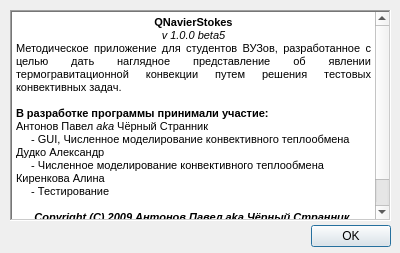
Before: the Qt Designer form src/app/about_window.ui in pvantonov/qnavierstokes, drawn with Qt 5.
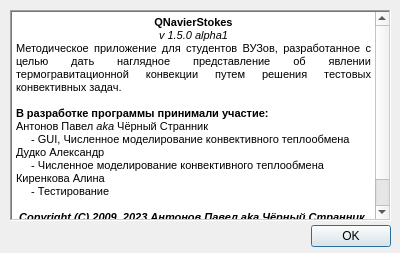
After: the same form once the commit is applied.

Diff of the .ui file:
```diff
--- a/src/app/about_window.ui
+++ b/src/app/about_window.ui
@@ -58,24 +58,27 @@
    </property>
    <property name="html">
     <string>&lt;!DOCTYPE HTML PUBLIC &quot;-//W3C//DTD HTML 4.0//EN&quot; &quot;http://www.w3.org/TR/REC-html40/strict.dtd&quot;&gt;
-&lt;html&gt;&lt;head&gt;&lt;meta name=&quot;qrichtext&quot; content=&quot;1&quot; /&gt;&lt;style type=&quot;text/css&quot;&gt;
+&lt;html&gt;&lt;head&gt;&lt;meta name=&quot;qrichtext&quot; content=&quot;1&quot; /&gt;&lt;meta charset=&quot;utf-8&quot; /&gt;&lt;style type=&quot;text/css&quot;&gt;
 p, li { white-space: pre-wrap; }
-&lt;/style&gt;&lt;/head&gt;&lt;body style=&quot; font-family:'MS Shell Dlg 2'; font-size:8.25pt; font-weight:400; font-style:normal;&quot;&gt;
-&lt;p align=&quot;center&quot; style=&quot; margin-top:0px; margin-bottom:0px; margin-left:0px; margin-right:0px; -qt-block-indent:0; text-indent:0px;&quot;&gt;&lt;span style=&quot; font-size:8pt; font-weight:600;&quot;&gt;QNavierStokes&lt;/span&gt;&lt;/p&gt;
-&lt;p align=&quot;center&quot; style=&quot; margin-top:0px; margin-bottom:0px; margin-left:0px; margin-right:0px; -qt-block-indent:0; text-indent:0px;&quot;&gt;&lt;span style=&quot; font-size:8pt; font-style:italic;&quot;&gt;v 1.0.0 beta5&lt;/span&gt;&lt;/p&gt;
-&lt;p align=&quot;justify&quot; style=&quot; margin-top:0px; margin-bottom:0px; margin-left:0px; margin-right:0px; -qt-block-indent:0; text-indent:0px;&quot;&gt;&lt;span style=&quot; font-size:8pt;&quot;&gt;Методическое приложение для студентов ВУЗов, разработанное с целью дать наглядное представление об явлении термогравитационной конвекции путем решения тестовых конвективных задач.&lt;/span&gt;&lt;/p&gt;
-&lt;p align=&quot;justify&quot; style=&quot;-qt-paragraph-type:empty; margin-top:0px; margin-bottom:0px; margin-left:0px; margin-right:0px; -qt-block-indent:0; text-indent:0px; font-size:8pt;&quot;&gt;&lt;/p&gt;
-&lt;p style=&quot; margin-top:0px; margin-bottom:0px; margin-left:0px; margin-right:0px; -qt-block-indent:0; text-indent:0px;&quot;&gt;&lt;span style=&quot; font-size:8pt; font-weight:600;&quot;&gt;В разработке программы принимали участие:&lt;/span&gt;&lt;/p&gt;
-&lt;p style=&quot; margin-top:0px; margin-bottom:0px; margin-left:0px; margin-right:0px; -qt-block-indent:0; text-indent:0px;&quot;&gt;&lt;span style=&quot; font-size:8pt;&quot;&gt;Антонов Павел &lt;/span&gt;&lt;span style=&quot; font-size:8pt; font-style:italic;&quot;&gt;aka&lt;/span&gt;&lt;span style=&quot; font-size:8pt;&quot;&gt; Чёрный Странник&lt;/span&gt;&lt;/p&gt;
-&lt;p style=&quot; margin-top:0px; margin-bottom:0px; margin-left:0px; margin-right:0px; -qt-block-indent:0; text-indent:0px;&quot;&gt;&lt;span style=&quot; font-size:8pt;&quot;&gt;     - GUI, Численное моделирование конвективного теплообмена&lt;/span&gt;&lt;/p&gt;
-&lt;p style=&quot; margin-top:0px; margin-bottom:0px; margin-left:0px; margin-right:0px; -qt-block-indent:0; text-indent:0px;&quot;&gt;&lt;span style=&quot; font-size:8pt;&quot;&gt;Дудко Александр&lt;/span&gt;&lt;/p&gt;
-&lt;p style=&quot; margin-top:0px; margin-bottom:0px; margin-left:0px; margin-right:0px; -qt-block-indent:0; text-indent:0px;&quot;&gt;&lt;span style=&quot; font-size:8pt;&quot;&gt;     - Численное моделирование конвективного теплообмена&lt;/span&gt;&lt;/p&gt;
-&lt;p style=&quot; margin-top:0px; margin-bottom:0px; margin-left:0px; margin-right:0px; -qt-block-indent:0; text-indent:0px;&quot;&gt;&lt;span style=&quot; font-size:8pt;&quot;&gt;Киренкова Алина&lt;/span&gt;&lt;/p&gt;
-&lt;p style=&quot; margin-top:0px; margin-bottom:0px; margin-left:0px; margin-right:0px; -qt-block-indent:0; text-indent:0px;&quot;&gt;&lt;span style=&quot; font-size:8pt;&quot;&gt;     - Тестирование&lt;/span&gt;&lt;/p&gt;
-&lt;p style=&quot;-qt-paragraph-type:empty; margin-top:0px; margin-bottom:0px; margin-left:0px; margin-right:0px; -qt-block-indent:0; text-indent:0px; font-size:8pt;&quot;&gt;&lt;/p&gt;
-&lt;p align=&quot;center&quot; style=&quot; margin-top:0px; margin-bottom:0px; margin-left:0px; margin-right:0px; -qt-block-indent:0; text-indent:0px;&quot;&gt;&lt;span style=&quot; font-size:8pt; font-weight:600; font-style:italic;&quot;&gt;Copyright (C) 2009 Антонов Павел aka Чёрный Странник &lt;/span&gt;&lt;/p&gt;
-&lt;p align=&quot;center&quot; style=&quot; margin-top:0px; margin-bottom:0px; margin-left:0px; margin-right:0px; -qt-block-indent:0; text-indent:0px;&quot;&gt;&lt;span style=&quot; font-size:8pt; font-weight:600; font-style:italic;&quot;&gt;Все права защищены&lt;/span&gt;&lt;/p&gt;
-&lt;p align=&quot;center&quot; style=&quot; margin-top:0px; margin-bottom:0px; margin-left:0px; margin-right:0px; -qt-block-indent:0; text-indent:0px;&quot;&gt;&lt;span style=&quot; font-size:8pt; font-weight:600; font-style:italic;&quot;&gt;GPL v3&lt;/span&gt;&lt;/p&gt;&lt;/body&gt;&lt;/html&gt;</string>
+hr { height: 1px; border-width: 0; }
+li.unchecked::marker { content: &quot;\2610&quot;; }
+li.checked::marker { content: &quot;\2612&quot;; }
+&lt;/style&gt;&lt;/head&gt;&lt;body style=&quot; font-family:'Segoe UI'; font-size:9pt; font-weight:400; font-style:normal;&quot;&gt;
+&lt;p align=&quot;center&quot; style=&quot; margin-top:0px; margin-bottom:0px; margin-left:0px; margin-right:0px; -qt-block-indent:0; text-indent:0px;&quot;&gt;&lt;span style=&quot; font-family:'MS Shell Dlg 2'; font-size:8pt; font-weight:600;&quot;&gt;QNavierStokes&lt;/span&gt;&lt;/p&gt;
+&lt;p align=&quot;center&quot; style=&quot; margin-top:0px; margin-bottom:0px; margin-left:0px; margin-right:0px; -qt-block-indent:0; text-indent:0px;&quot;&gt;&lt;span style=&quot; font-family:'MS Shell Dlg 2'; font-size:8pt; font-style:italic;&quot;&gt;v 1.5.0 alpha1&lt;/span&gt;&lt;/p&gt;
+&lt;p align=&quot;justify&quot; style=&quot; margin-top:0px; margin-bottom:0px; margin-left:0px; margin-right:0px; -qt-block-indent:0; text-indent:0px;&quot;&gt;&lt;span style=&quot; font-family:'MS Shell Dlg 2'; font-size:8pt;&quot;&gt;Методическое приложение для студентов ВУЗов, разработанное с целью дать наглядное представление об явлении термогравитационной конвекции путем решения тестовых конвективных задач.&lt;/span&gt;&lt;/p&gt;
+&lt;p align=&quot;justify&quot; style=&quot;-qt-paragraph-type:empty; margin-top:0px; margin-bottom:0px; margin-left:0px; margin-right:0px; -qt-block-indent:0; text-indent:0px; font-family:'MS Shell Dlg 2'; font-size:8pt;&quot;&gt;&lt;br /&gt;&lt;/p&gt;
+&lt;p style=&quot; margin-top:0px; margin-bottom:0px; margin-left:0px; margin-right:0px; -qt-block-indent:0; text-indent:0px;&quot;&gt;&lt;span style=&quot; font-family:'MS Shell Dlg 2'; font-size:8pt; font-weight:600;&quot;&gt;В разработке программы принимали участие:&lt;/span&gt;&lt;/p&gt;
+&lt;p style=&quot; margin-top:0px; margin-bottom:0px; margin-left:0px; margin-right:0px; -qt-block-indent:0; text-indent:0px;&quot;&gt;&lt;span style=&quot; font-family:'MS Shell Dlg 2'; font-size:8pt;&quot;&gt;Антонов Павел &lt;/span&gt;&lt;span style=&quot; font-family:'MS Shell Dlg 2'; font-size:8pt; font-style:italic;&quot;&gt;aka&lt;/span&gt;&lt;span style=&quot; font-family:'MS Shell Dlg 2'; font-size:8pt;&quot;&gt; Чёрный Странник&lt;/span&gt;&lt;/p&gt;
+&lt;p style=&quot; margin-top:0px; margin-bottom:0px; margin-left:0px; margin-right:0px; -qt-block-indent:0; text-indent:0px;&quot;&gt;&lt;span style=&quot; font-family:'MS Shell Dlg 2'; font-size:8pt;&quot;&gt;     - GUI, Численное моделирование конвективного теплообмена&lt;/span&gt;&lt;/p&gt;
+&lt;p style=&quot; margin-top:0px; margin-bottom:0px; margin-left:0px; margin-right:0px; -qt-block-indent:0; text-indent:0px;&quot;&gt;&lt;span style=&quot; font-family:'MS Shell Dlg 2'; font-size:8pt;&quot;&gt;Дудко Александр&lt;/span&gt;&lt;/p&gt;
+&lt;p style=&quot; margin-top:0px; margin-bottom:0px; margin-left:0px; margin-right:0px; -qt-block-indent:0; text-indent:0px;&quot;&gt;&lt;span style=&quot; font-family:'MS Shell Dlg 2'; font-size:8pt;&quot;&gt;     - Численное моделирование конвективного теплообмена&lt;/span&gt;&lt;/p&gt;
+&lt;p style=&quot; margin-top:0px; margin-bottom:0px; margin-left:0px; margin-right:0px; -qt-block-indent:0; text-indent:0px;&quot;&gt;&lt;span style=&quot; font-family:'MS Shell Dlg 2'; font-size:8pt;&quot;&gt;Киренкова Алина&lt;/span&gt;&lt;/p&gt;
+&lt;p style=&quot; margin-top:0px; margin-bottom:0px; margin-left:0px; margin-right:0px; -qt-block-indent:0; text-indent:0px;&quot;&gt;&lt;span style=&quot; font-family:'MS Shell Dlg 2'; font-size:8pt;&quot;&gt;     - Тестирование&lt;/span&gt;&lt;/p&gt;
+&lt;p style=&quot;-qt-paragraph-type:empty; margin-top:0px; margin-bottom:0px; margin-left:0px; margin-right:0px; -qt-block-indent:0; text-indent:0px; font-family:'MS Shell Dlg 2'; font-size:8pt;&quot;&gt;&lt;br /&gt;&lt;/p&gt;
+&lt;p align=&quot;center&quot; style=&quot; margin-top:0px; margin-bottom:0px; margin-left:0px; margin-right:0px; -qt-block-indent:0; text-indent:0px;&quot;&gt;&lt;span style=&quot; font-family:'MS Shell Dlg 2'; font-size:8pt; font-weight:600; font-style:italic;&quot;&gt;Copyright (C) 2009, 2023 Антонов Павел aka Чёрный Странник &lt;/span&gt;&lt;/p&gt;
+&lt;p align=&quot;center&quot; style=&quot; margin-top:0px; margin-bottom:0px; margin-left:0px; margin-right:0px; -qt-block-indent:0; text-indent:0px;&quot;&gt;&lt;span style=&quot; font-family:'MS Shell Dlg 2'; font-size:8pt; font-weight:600; font-style:italic;&quot;&gt;Все права защищены&lt;/span&gt;&lt;/p&gt;
+&lt;p align=&quot;center&quot; style=&quot; margin-top:0px; margin-bottom:0px; margin-left:0px; margin-right:0px; -qt-block-indent:0; text-indent:0px;&quot;&gt;&lt;span style=&quot; font-family:'MS Shell Dlg 2'; font-size:8pt; font-weight:600; font-style:italic;&quot;&gt;GPL v3&lt;/span&gt;&lt;/p&gt;&lt;/body&gt;&lt;/html&gt;</string>
    </property>
   </widget>
  </widget>
```
